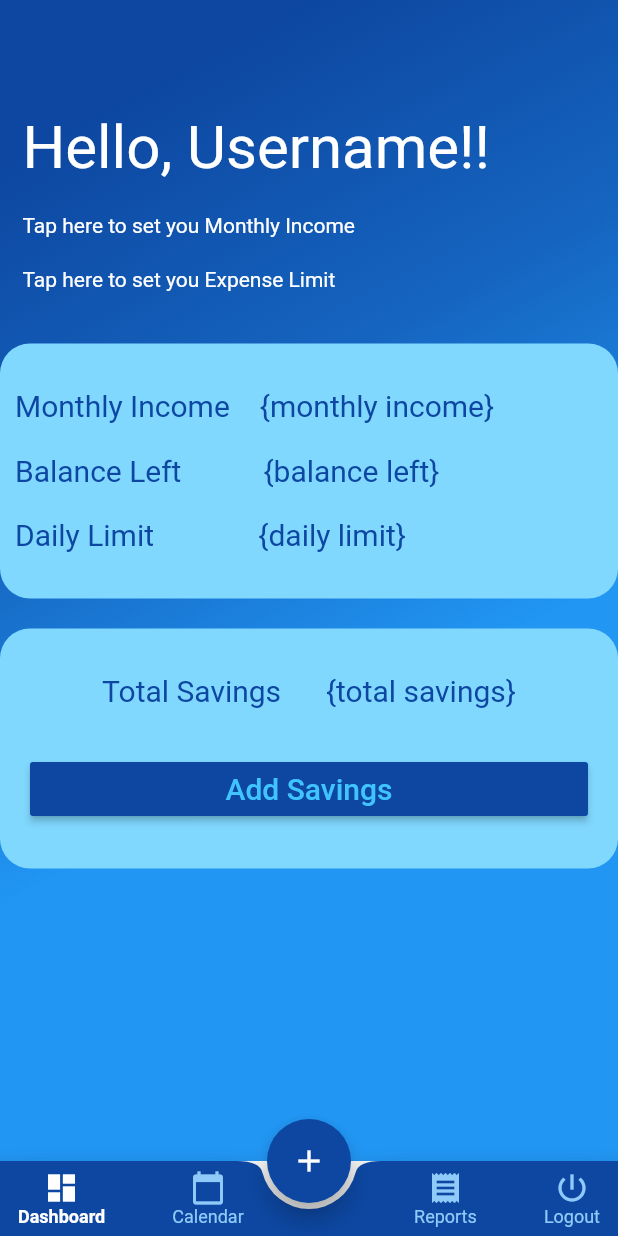
After one commit to suryakantk94/Hacksprint_HS215_PS10_int-elligence, a Flutter app: the HomePage screen opened directly, on a phone screen of 412 x 824 dp. The commit adds this screen. Run offline on Flutter 3.47's test engine with Material 2 defaults, Android fonts, the phone set to English and light mode, and no system bars; our stand-ins replace animated_splash_screen, datetime_picker_formfield, flutter_datetime_picker, google_fonts, responsive_framework, simple_animations and 1 more.

```diff
--- /dev/null
+++ b/lib/screens/home.dart
@@ -0,0 +1,383 @@
+import 'package:pockett/animation/FadeAnimation.dart';
+import 'package:pockett/screens/login.dart';
+import 'package:pockett/widget/expenseWidgets.dart';
+import 'package:flutter/material.dart';
+import 'package:pockett/screens/tabItem.dart';
+import 'package:pockett/screens/addExpense.dart';
+
+class HomePage extends StatefulWidget {
+  @override
+  HomePageState createState() => HomePageState();
+}
+
+final tabs = ['Dashboard', 'Calendar', 'Reports', 'Logout'];
+
+class HomePageState extends State<HomePage> {
+  int selectedPosition = 0;
+
+  @override
+  Widget build(BuildContext context) {
+    return Scaffold(
+      floatingActionButton: FloatingActionButton(
+        child: Icon(Icons.add),
+        backgroundColor: Colors.blue[900],
+        splashColor: Colors.blueAccent,
+        onPressed: () {
+          Navigator.push(
+              context,
+              MaterialPageRoute(
+                builder: (context) => AddExpense(),
+              ));
+        },
+      ),
+      floatingActionButtonLocation: FloatingActionButtonLocation.centerDocked,
+//bottom navigation bar
+      bottomNavigationBar: _buildBottomTab(),
+      body: Container(
+        height: double.infinity,
+        width: double.infinity,
+        decoration: BoxDecoration(
+            gradient: LinearGradient(begin: Alignment.topCenter, colors: [
+          Colors.blue[900],
+          Colors.blue[800],
+          Colors.blue[500]
+        ])),
+        child: SingleChildScrollView(
+          child: Column(
+            crossAxisAlignment: CrossAxisAlignment.start,
+            children: <Widget>[
+              SizedBox(
+                height: 60,
+              ),
+              Padding(
+                padding: EdgeInsets.all(15),
+                child: Column(
+                  crossAxisAlignment: CrossAxisAlignment.start,
+                  children: <Widget>[
+//header
+                    FadeAnimation(
+                        1,
+                        Text(
+                          "Hello, Username!!",
+                          style: TextStyle(color: Colors.white, fontSize: 40),
+                        )),
+                    SizedBox(
+                      height: 20,
+                    ),
+                    FadeAnimation(
+                        1.3,
+                        InkWell(
+                          //monthly income
+                          child: Text(
+                            "Tap here to set you Monthly Income",
+                            style: TextStyle(color: Colors.white, fontSize: 14),
+                          ),
+                          onTap: () {
+                            ExpenseWidgets.fieldDialogue(
+                              context,
+                              title: "Enter Monthly Income",
+                            );
+                          },
+                        )),
+                    SizedBox(
+                      height: 20,
+                    ),
+                    FadeAnimation(
+                        1.4,
+                        InkWell(
+                          //expense limit
+                          child: Text(
+                            "Tap here to set you Expense Limit",
+                            style: TextStyle(color: Colors.white, fontSize: 14),
+                          ),
+                          onTap: () {
+                            ExpenseWidgets.fieldDialogue(
+                              context,
+                              title: "Enter Daily Expense Limit",
+                            );
+                          },
+                        )),
+                  ],
+                ),
+              ),
+              SizedBox(height: 20),
+              Container(
+                width: double.infinity,
+                height: 170,
+                decoration: BoxDecoration(
+                    color: Colors.lightBlueAccent[100],
+                    borderRadius: BorderRadius.only(
+                        topLeft: Radius.circular(20),
+                        topRight: Radius.circular(20),
+                        bottomLeft: Radius.circular(20),
+                        bottomRight: Radius.circular(20))),
+                child: Column(
+                  crossAxisAlignment: CrossAxisAlignment.start,
+                  children: <Widget>[
+                    SizedBox(
+                      height: 20,
+                    ),
+                    FadeAnimation(
+                        1.4,
+                        Container(
+                          decoration: BoxDecoration(
+                            //color: Colors.white,
+                            borderRadius: BorderRadius.circular(10),
+                          ),
+                          child: Column(
+                            children: [
+                              Row(
+                                crossAxisAlignment: CrossAxisAlignment.center,
+                                mainAxisAlignment: MainAxisAlignment.start,
+                                children: <Widget>[
+                                  Container(
+                                      padding: EdgeInsets.all(10),
+                                      decoration: BoxDecoration(),
+                                      child: Text(
+                                        "Monthly Income",
+                                        style: TextStyle(
+                                            fontSize: 20,
+                                            color: Colors.blue[900]),
+                                      )),
+                                  Container(
+                                      padding: EdgeInsets.all(10),
+                                      decoration: BoxDecoration(),
+                                      child: Text(
+                                        "{monthly income}", //print monthly income here
+                                        style: TextStyle(
+                                            fontSize: 20,
+                                            color: Colors.blue[900]),
+                                      )),
+                                ],
+                              ),
+                              Row(
+                                crossAxisAlignment: CrossAxisAlignment.center,
+                                mainAxisAlignment: MainAxisAlignment.start,
+                                children: <Widget>[
+                                  Container(
+                                      padding: EdgeInsets.all(10),
+                                      decoration: BoxDecoration(),
+                                      child: Text(
+                                        "Balance Left",
+                                        style: TextStyle(
+                                            fontSize: 20,
+                                            color: Colors.blue[900]),
+                                      )),
+                                  Container(
+                                      padding: EdgeInsets.all(10),
+                                      decoration: BoxDecoration(),
+                                      child: Text(
+                                        "       {balance left}", //print balance left here
+                                        style: TextStyle(
+                                            fontSize: 20,
+                                            color: Colors.blue[900]),
+                                      )),
+                                ],
+                              ),
+                              Row(
+                                crossAxisAlignment: CrossAxisAlignment.center,
+                                mainAxisAlignment: MainAxisAlignment.start,
+                                children: <Widget>[
+                                  Container(
+                                      padding: EdgeInsets.all(10),
+                                      decoration: BoxDecoration(),
+                                      child: Text(
+                                        "Daily Limit",
+                                        style: TextStyle(
+                                            fontSize: 20,
+                                            color: Colors.blue[900]),
+                                      )),
+                                  Container(
+                                      padding: EdgeInsets.all(10),
+                                      decoration: BoxDecoration(),
+                                      child: Text(
+                                        "          {daily limit}", //print daily limit here
+                                        style: TextStyle(
+                                            fontSize: 20,
+                                            color: Colors.blue[900]),
+                                      )),
+                                ],
+                              ),
+                            ],
+                          ),
+                        )),
+                  ],
+                ),
+              ),
+              SizedBox(
+                height: 20,
+              ),
+              Container(
+                height: 160,
+                decoration: BoxDecoration(
+                    color: Colors.lightBlueAccent[100],
+                    borderRadius: BorderRadius.only(
+                        topLeft: Radius.circular(20),
+                        topRight: Radius.circular(20),
+                        bottomLeft: Radius.circular(20),
+                        bottomRight: Radius.circular(20))),
+                child: Column(
+                  //mainAxisAlignment: MainAxisAlignment.start,
+                  crossAxisAlignment: CrossAxisAlignment.start,
+                  children: <Widget>[
+                    SizedBox(
+                      height: 20,
+                    ),
+                    FadeAnimation(
+                        1.6,
+                        Container(
+                          decoration: BoxDecoration(
+                            borderRadius: BorderRadius.circular(10),
+                          ),
+                          child: Column(
+                            mainAxisAlignment: MainAxisAlignment.center,
+                            children: [
+                              Row(
+                                //crossAxisAlignment: CrossAxisAlignment.center,
+                                mainAxisAlignment: MainAxisAlignment.center,
+                                children: <Widget>[
+                                  Container(
+                                      padding: EdgeInsets.all(10),
+                                      decoration: BoxDecoration(),
+                                      child: Text(
+                                        "Total Savings",
+                                        style: TextStyle(
+                                            fontSize: 20,
+                                            color: Colors.blue[900]),
+                                      )),
+                                  Container(
+                                      padding: EdgeInsets.all(10),
+                                      decoration: BoxDecoration(),
+                                      child: Text(
+                                        "  {total savings}", //print total savings here
+                                        style: TextStyle(
+                                            fontSize: 20,
+                                            color: Colors.blue[900]),
+                                      )),
+                                ],
+                              ),
+                              Container(
+                                padding: EdgeInsets.all(20),
+                                width: double.infinity,
+                                child: RaisedButton(
+                                    color: Colors.blue[900],
+                                    onPressed: () {
+                                      // Navigator.push(
+                                      //     context,
+                                      //     MaterialPageRoute(
+                                      //       builder: (context) => Savings(),
+                                      //     ));
+                                    },
+                                    child: Text(
+                                      "Add Savings", //add savings button
+                                      style: TextStyle(
+                                          color: Colors.lightBlueAccent,
+                                          fontSize: 20),
+                                    )),
+                              )
+                            ],
+                          ),
+                        )),
+                  ],
+                ),
+              ),
+            ],
+          ),
+        ),
+      ),
+    );
+  }
+
+//bottom navigation tab
+  _buildBottomTab() {
+    return BottomAppBar(
+      color: Colors.blue[900],
+      shape: CircularNotchedRectangle(),
+      child: Row(
+        mainAxisAlignment: MainAxisAlignment.spaceBetween,
+        children: <Widget>[
+          TabItem(
+            text: tabs[0],
+            icon: Icons.dashboard,
+            isSelected: selectedPosition == 0,
+            onTap: () {
+              setState(() {
+                selectedPosition = 0;
+              });
+            },
+          ),
+          TabItem(
+            text: tabs[1],
+            icon: Icons.calendar_today,
+            isSelected: selectedPosition == 1,
+            onTap: () {
+              setState(() {
+                selectedPosition = 1;
+              });
+            },
+          ),
+          SizedBox(
+            width: 48,
+          ),
+          TabItem(
+            text: tabs[2],
+            icon: Icons.receipt,
+            isSelected: selectedPosition == 2,
+            onTap: () {
+              setState(() {
+                selectedPosition = 2;
+              });
+            },
+          ),
+          TabItem(
+            text: tabs[3],
+            icon: Icons.power_settings_new,
+            isSelected: selectedPosition == 3,
+            onTap: () {
+              setState(() {
+                selectedPosition = 3;
+              });
+              showAlertDialog(context);
+            },
+          ),
+        ],
+      ),
+    );
+  }
+}
+
+//logout alert box
+showAlertDialog(BuildContext context) {
+  // Create button
+  Widget okButton = FlatButton(
+    child: Text("Yes"),
+    onPressed: () {
+      Navigator.push(
+          context,
+          MaterialPageRoute(
+            builder: (context) => Login(),
+          ));
+    },
+  );
+
+  // Create AlertDialog
+  AlertDialog alert = AlertDialog(
+    shape: RoundedRectangleBorder(borderRadius: BorderRadius.circular(15)),
+    title: Text(
+      "LOGOUT??",
+      style: TextStyle(color: Colors.red),
+    ),
+    content: Text("Do you want to logout?"),
+    actions: [
+      okButton,
+    ],
+  );
+
+  // show the dialog
+  showDialog(
+    context: context,
+    builder: (BuildContext context) {
+      return alert;
+    },
+  );
+}
--- /dev/null
+++ b/lib/screens/tabItem.dart
@@ -0,0 +1,30 @@
+import 'package:flutter/material.dart';
+
+class TabItem extends StatelessWidget {
+  final String text;
+  final IconData icon;
+  final bool isSelected;
+  final Function onTap;
+
+  const TabItem({Key key, this.text, this.icon, this.isSelected, this.onTap}) : super(key: key);
+  @override
+  Widget build(BuildContext context) {
+    return InkWell(
+      child: Padding(
+        padding: const EdgeInsets.fromLTRB(12, 6, 12, 6),
+        child: Column(
+          mainAxisSize: MainAxisSize.min,
+          children: <Widget>[
+            Icon(icon, color: isSelected ? Colors.white : Colors.blue[200],),
+            Text(text, style: TextStyle(
+              color: isSelected ? Colors.white : Colors.blue[200],
+              fontWeight: isSelected ? FontWeight.w600 : FontWeight.normal,
+              fontSize: 12
+            ),)
+          ],
+        ),
+      ),
+      onTap: onTap,
+    );
+  }
+}
--- a/pubspec.yaml
+++ b/pubspec.yaml
@@ -33,6 +33,9 @@ dependencies:
   animated_splash_screen: ^1.0.1
   responsive_framework: ^0.0.8
   simple_animations: ^2.2.2
+  flutter_datetime_picker: ^1.4.0
+  datetime_picker_formfield: ^1.0.0
+  intl: ^0.16.1
 
 flutter_icons:
   image_path: "assets/images/Pockett.png"
```
Also changed, not shown: lib/screens/addExpense.dart (added, +203 -0 lines), lib/screens/login.dart (+6 -6 lines), pubspec.lock.
